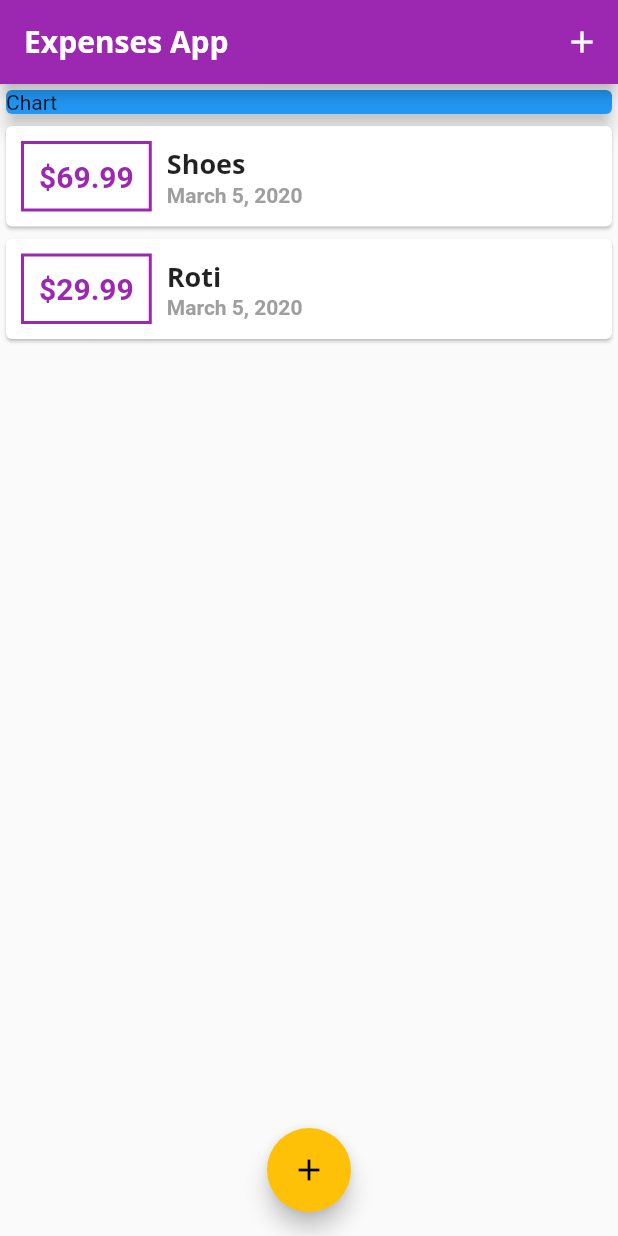
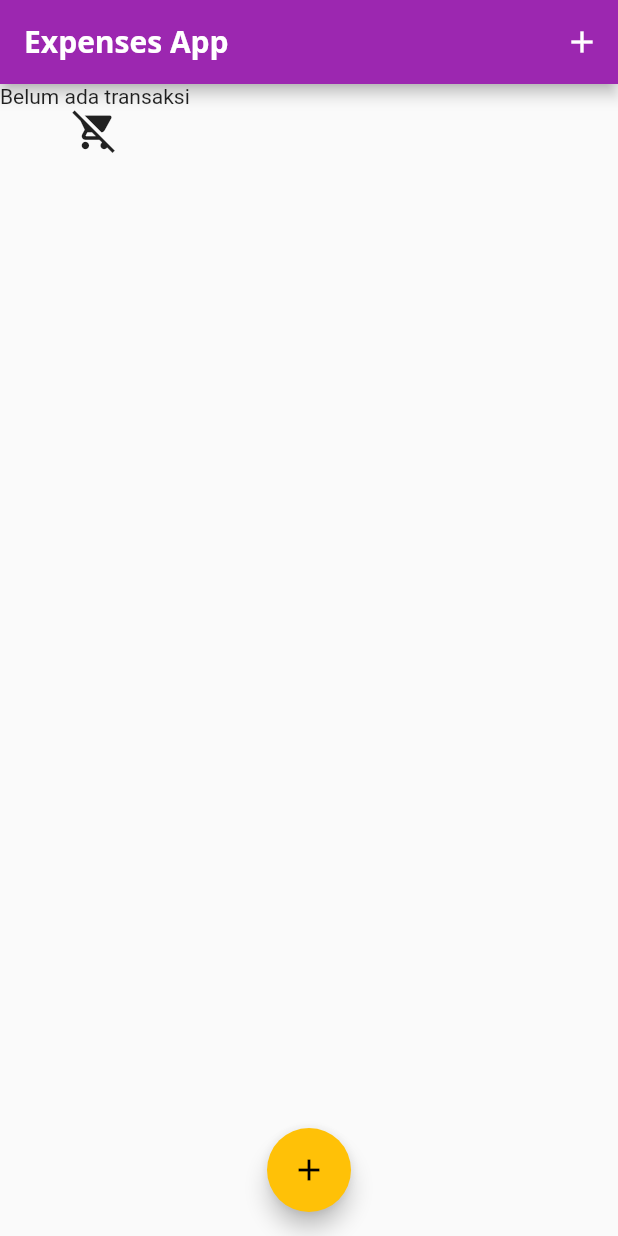
Before and after one commit to triyono777/expenses_app, a Flutter app: the screen it shows after launch, on a phone screen of 412 x 824 dp. Run offline on Flutter 3.47's test engine with Material 2 defaults, Android fonts, the phone set to English and light mode, and no system bars.

Commit message:
tambah fungsi chart

```diff
--- a/lib/main.dart
+++ b/lib/main.dart
@@ -1,3 +1,5 @@
+import 'package:expenses_app/widgets/charts.dart';
+
 import './widgets/new_transaction.dart';
 
 import './widgets/transaction_list.dart';
@@ -13,6 +15,7 @@ class MyApp extends StatelessWidget {
   @override
   Widget build(BuildContext context) {
     return MaterialApp(
+      debugShowCheckedModeBanner: false,
       theme: ThemeData(
           primarySwatch: Colors.purple,
           accentColor: Colors.amber,
@@ -44,18 +47,18 @@ class MyHomePage extends StatefulWidget {
 
 class _MyHomePageState extends State<MyHomePage> {
   final List<Transaction> _userTransaction = [
-    Transaction(
-      id: 't3',
-      title: 'Shoes',
-      amount: 69.99,
-      date: DateTime.now(),
-    ),
-    Transaction(
-      id: 't2',
-      title: 'Roti',
-      amount: 29.99,
-      date: DateTime.now(),
-    ),
+//    Transaction(
+//      id: 't3',
+//      title: 'Shoes',
+//      amount: 69.99,
+//      date: DateTime.now(),
+//    ),
+//    Transaction(
+//      id: 't2',
+//      title: 'Roti',
+//      amount: 29.99,
+//      date: DateTime.now(),
+//    ),
   ];
 
   void _addNewTransaction(String txTitle, double txAmount) {
@@ -107,14 +110,7 @@ class _MyHomePageState extends State<MyHomePage> {
       body: SingleChildScrollView(
         child: Column(
           children: <Widget>[
-            Container(
-              width: double.infinity,
-              child: Card(
-                color: Colors.blue,
-                elevation: 5,
-                child: Text('Chart'),
-              ),
-            ),
+//            Chart(),
             TransactionList(
               transaction: _userTransaction,
             )
--- a/lib/widgets/transaction_list.dart
+++ b/lib/widgets/transaction_list.dart
@@ -10,7 +10,17 @@ class TransactionList extends StatelessWidget {
   Widget build(BuildContext context) {
     return Container(
       height: 300,
-      child: ListView.builder(
+      child: transaction.isEmpty
+          ? Column(
+              children: <Widget>[
+                Text('Belum ada transaksi'),
+                Icon(
+                  Icons.remove_shopping_cart,
+                  size: 30,
+                )
+              ],
+            )
+          : ListView.builder(
               itemCount: transaction.length,
               itemBuilder: (contxt, index) {
                 return Card(
```
Also changed, not shown: lib/widgets/charts.dart (added, +40 -0 lines). Lines whose indentation alone changed are shown as unchanged.
